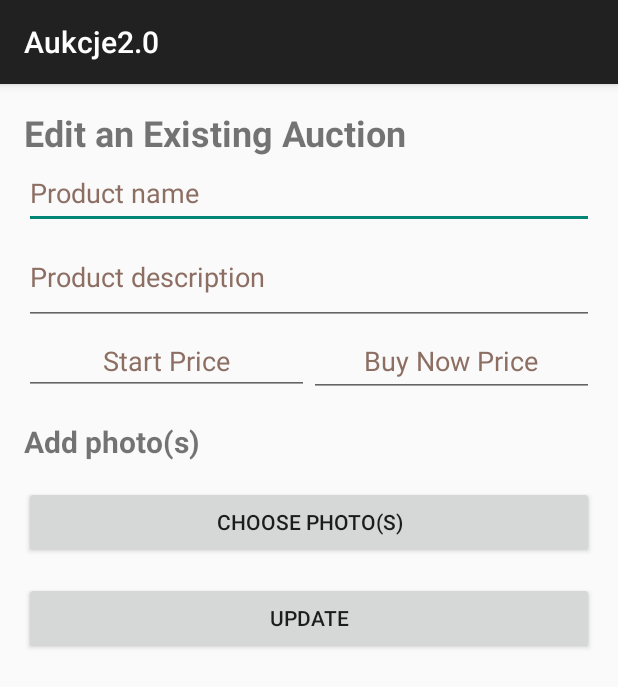
After one commit to mtdph0en1x/Auction2.0, an Android app: the EditAuction screen opened directly, with no data from a screen before it, on a phone screen of 412 x 824 dp. The commit adds this screen. Shown: the top 687 px of the screen. Run offline under Robolectric (Android 15) with nearby library versions, the phone set to English and light mode, and no system bars; our stand-ins replace Firebase (no records; nobody signed in at launch, a user with empty details on screens opened directly), Picasso; 2 statements that could not run were skipped.

Commit message:
EditAuction finally works!

```diff
--- a/app/src/main/java/com/example/aukcje20/MainActivity.kt
+++ b/app/src/main/java/com/example/aukcje20/MainActivity.kt
@@ -78,6 +78,7 @@ class MainActivity : AppCompatActivity() {
                     true
                 }
 
+
                 else -> false
             }
         }
@@ -153,10 +154,12 @@ class MainActivity : AppCompatActivity() {
                         override fun onItemClick(position: Int) {
                             //Toast.makeText(this@MainActivity,"STH $position",Toast.LENGTH_SHORT).show()
                             val intent = Intent(this@MainActivity,ShowAuction::class.java)
+                            intent.putExtra("UId",auctionList[position].uid)
                             intent.putExtra("Name",auctionList[position].name)
                             intent.putExtra("Description",auctionList[position].description)
                             intent.putExtra("Picture",auctionList[position].imageUrl)
                             intent.putExtra("Price",auctionList[position].startPrice)
+                            intent.putExtra("Auctionid",auctionList[position].auctionid)
                             startActivity(intent)
                         }
 
--- /dev/null
+++ b/app/src/main/res/layout/activity_edit_auction.xml
@@ -0,0 +1,107 @@
+<?xml version="1.0" encoding="utf-8"?>
+<ScrollView xmlns:android="http://schemas.android.com/apk/res/android"
+    xmlns:tools="http://schemas.android.com/tools"
+    android:layout_width="match_parent"
+    android:layout_height="match_parent">
+
+    <LinearLayout
+        android:layout_width="match_parent"
+        android:layout_height="wrap_content"
+        android:orientation="vertical"
+        android:padding="16dp">
+
+        <TextView
+            android:layout_width="match_parent"
+            android:layout_height="wrap_content"
+            android:text="@string/edit_auction"
+            android:textSize="24sp"
+            android:textStyle="bold" />
+
+        <EditText
+            android:id="@+id/editTextName"
+            android:layout_width="match_parent"
+            android:layout_height="wrap_content"
+            android:hint="@string/product_name"
+            android:minHeight="48dp"
+            android:textColorHint="#8D6E63"
+            android:inputType="text"
+            android:autofillHints="name" />
+
+        <EditText
+            android:id="@+id/editTextDescription"
+            android:layout_width="match_parent"
+            android:layout_height="64dp"
+            android:layout_gravity="bottom"
+            android:autofillHints="no"
+            android:hint="@string/product_description"
+            android:inputType="textMultiLine"
+            android:minHeight="48dp"
+            android:textAlignment="inherit"
+            android:textAllCaps="false"
+            android:textColorHint="#8D6E63" />
+
+        <LinearLayout
+            android:layout_width="match_parent"
+            android:layout_height="wrap_content"
+            android:orientation="horizontal">
+
+            <EditText
+                android:id="@+id/editTextStartPrice"
+                android:layout_width="0dp"
+                android:layout_height="wrap_content"
+                android:layout_weight="1"
+                android:autofillHints="price"
+                android:hint="@string/start_price"
+                android:inputType="numberDecimal"
+                android:textAlignment="center"
+                android:textColorHint="#8D6E63"
+                tools:ignore="TouchTargetSizeCheck" />
+
+            <EditText
+                android:id="@+id/editTextBuyNowPrice"
+                android:layout_width="0dp"
+                android:minHeight="48dp"
+                android:layout_height="wrap_content"
+                android:layout_weight="1"
+                android:hint="@string/buy_now_price"
+                android:inputType="numberDecimal"
+                android:textAlignment="center"
+                android:textColorHint="#8D6E63"
+                android:autofillHints="price" />
+        </LinearLayout>
+
+        <TextView
+            android:layout_width="match_parent"
+            android:layout_height="wrap_content"
+            android:text="@string/add_photo_s"
+            android:textSize="20sp"
+            android:textStyle="bold"
+            android:layout_marginTop="16dp"/>
+
+        <ImageView
+            android:id="@+id/aucPic"
+            android:layout_width="match_parent"
+            android:layout_height="wrap_content"
+            android:layout_marginTop="16dp"
+            android:adjustViewBounds="true"
+            android:scaleType="centerCrop"
+            android:contentDescription = "@string/product_photo" />
+
+        <Button
+            android:id="@+id/button_add_photo"
+            android:layout_width="match_parent"
+            android:layout_height="wrap_content"
+            android:text="@string/choose_photo_s" />
+
+        <Button
+            android:id="@+id/button_update_auction"
+            android:layout_width="match_parent"
+            android:layout_height="wrap_content"
+            android:layout_marginTop="16dp"
+            android:text="@string/update" />
+
+
+
+
+    </LinearLayout>
+</ScrollView>
--- a/app/src/main/res/values/strings.xml
+++ b/app/src/main/res/values/strings.xml
@@ -33,4 +33,6 @@
     <string name="price_of_item">Price_of_item</string>
     <string name="actual_price2">Actual Price:</string>
     <string name="my_auctions">My Auctions</string>
+    <string name="edit_auction">Edit an Existing Auction</string>
+    <string name="update">Update</string>
 </resources>
```
Also changed, not shown: app/src/main/AndroidManifest.xml (+7 -0 lines), app/src/main/java/com/example/aukcje20/Auction.kt (+11 -7 lines), app/src/main/java/com/example/aukcje20/EditAuction.kt (added, +70 -0 lines), app/src/main/java/com/example/aukcje20/NewAuction.kt (+9 -5 lines), app/src/main/java/com/example/aukcje20/ShowAuction.kt (+27 -6 lines), app/src/main/java/com/example/aukcje20/StartAuctionsAdapter.kt (+5 -2 lines), app/src/main/res/layout/activity_show_auction.xml (+10 -0 lines), app/src/main/res/menu/drawer_menu.xml (+11 -10 lines).
